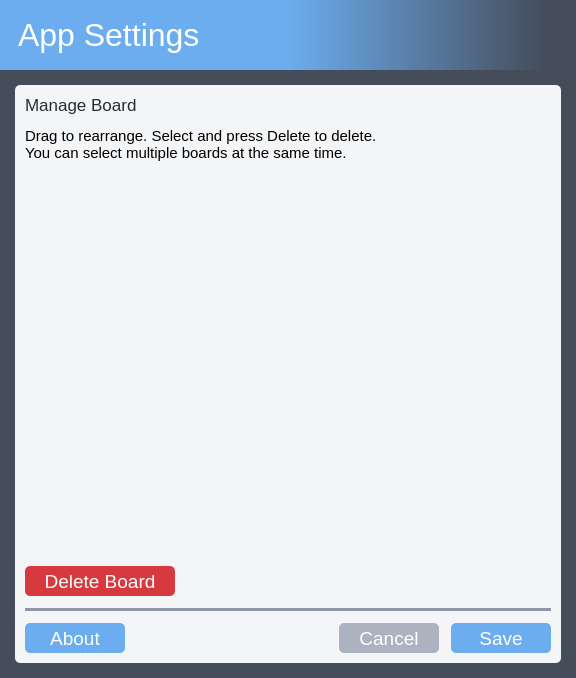
Qt form src/eisenban/ui/app_settings.ui (clockworksspheres/eisenban) before a commit.
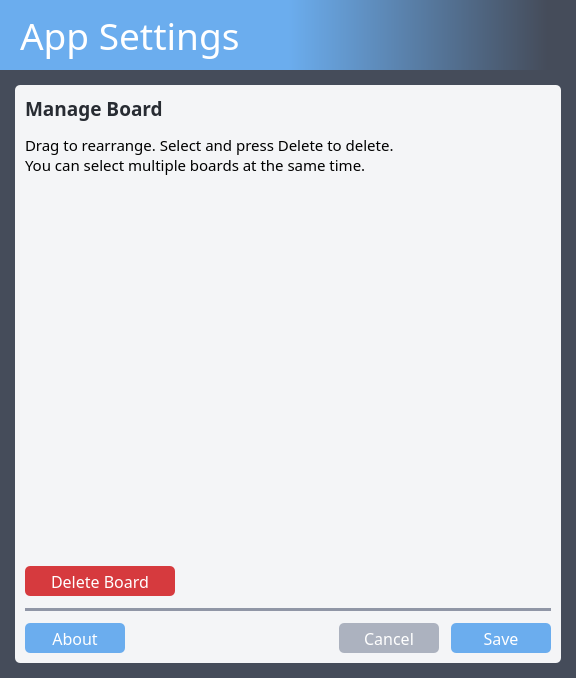
The same form after that commit. Icons and pictures are not drawn.

Patch:
```diff
--- a/src/eisenban/ui/app_settings.ui
+++ b/src/eisenban/ui/app_settings.ui
@@ -59,8 +59,8 @@
       </property>
       <property name="font">
        <font>
-        <family>Arimo</family>
-        <pointsize>24</pointsize>
+        <family>Torus Pro</family>
+        <pointsize>28</pointsize>
        </font>
       </property>
       <property name="styleSheet">
@@ -124,9 +124,9 @@
                <widget class="QLabel" name="label_manage_board">
                 <property name="font">
                  <font>
-                  <family>Arimo</family>
-                  <pointsize>13</pointsize>
-                  <bold>false</bold>
+                  <family>Torus Pro</family>
+                  <pointsize>14</pointsize>
+                  <bold>true</bold>
                  </font>
                 </property>
                 <property name="styleSheet">
@@ -144,7 +144,7 @@
                <widget class="QLabel" name="label_manage_board_desc">
                 <property name="font">
                  <font>
-                  <family>Arimo</family>
+                  <family>Torus Pro</family>
                   <pointsize>11</pointsize>
                  </font>
                 </property>
@@ -312,8 +312,8 @@
                   </property>
                   <property name="font">
                    <font>
-                    <family>Arimo</family>
-                    <pointsize>14</pointsize>
+                    <family>Torus Pro</family>
+                    <pointsize>12</pointsize>
                    </font>
                   </property>
                   <property name="cursor">
@@ -404,8 +404,8 @@
               </property>
               <property name="font">
                <font>
-                <family>Arimo</family>
-                <pointsize>14</pointsize>
+                <family>Torus Pro</family>
+                <pointsize>12</pointsize>
                </font>
               </property>
               <property name="cursor">
@@ -466,8 +466,8 @@
               </property>
               <property name="font">
                <font>
-                <family>Arimo</family>
-                <pointsize>14</pointsize>
+                <family>Torus Pro</family>
+                <pointsize>12</pointsize>
                </font>
               </property>
               <property name="cursor">
@@ -515,8 +515,8 @@
               </property>
               <property name="font">
                <font>
-                <family>Arimo</family>
-                <pointsize>14</pointsize>
+                <family>Torus Pro</family>
+                <pointsize>12</pointsize>
                </font>
               </property>
               <property name="cursor">
```
Left out of the diff: 6 changed lines with no effect on the pictures.
